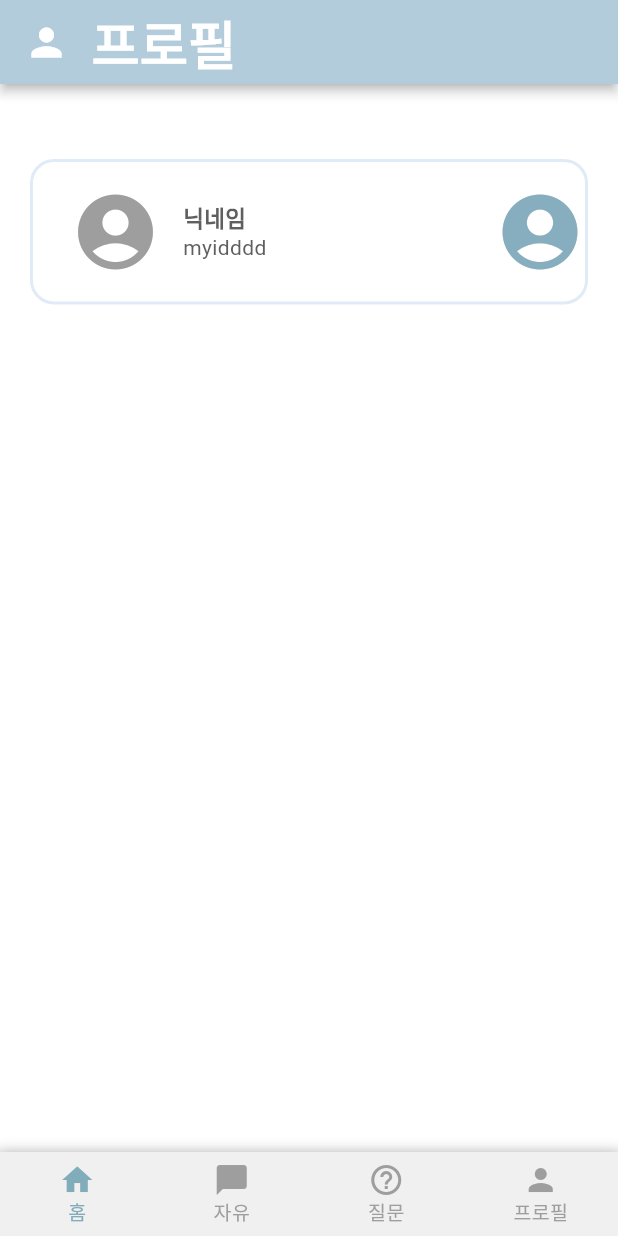
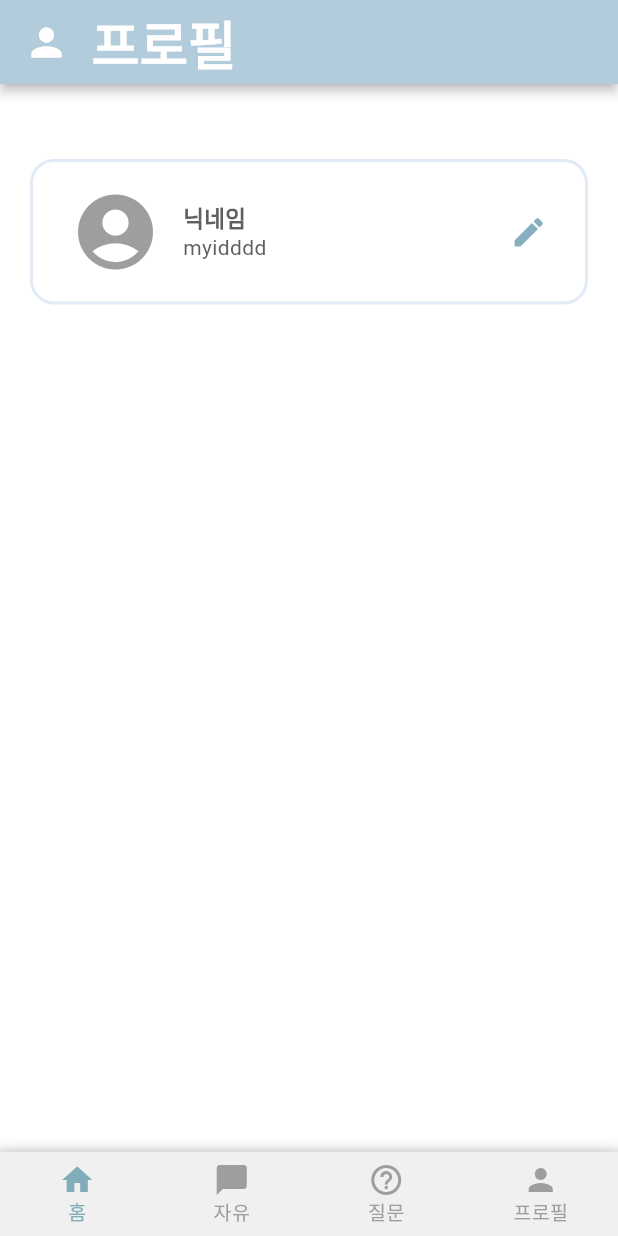
Before and after one commit to WooRiGyeoRe/notice_board, a Flutter app: the screen it shows after launch, on a phone screen of 412 x 824 dp. Run offline on Flutter 3.47's test engine with Material 3 defaults, Android fonts, the phone set to English and light mode, and no system bars; missing offline and left inert: dart:ffi; Roboto replaces fonts that are missing (jeongianjeon-Regular).

```diff
--- a/lib/screen/profile_screen.dart
+++ b/lib/screen/profile_screen.dart
@@ -66,8 +66,12 @@ class _MyInformationState extends State<MyInformation> {
               ),
             ),
             alignment: Alignment.centerLeft, // 아이콘 왼쪽 정렬
-            padding: const EdgeInsets.only(left: 25), // 왼쪽 여백 추가
+            padding:
+                const EdgeInsets.only(left: 25, right: 25), // 왼쪽과 오른쪽에 여백 추가
             child: const Row(
+              mainAxisAlignment: MainAxisAlignment.spaceBetween,
+              children: [
+                Row(
                   children: [
                     Icon(
                       Icons.account_circle,
@@ -97,14 +101,11 @@ class _MyInformationState extends State<MyInformation> {
                         )
                       ],
                     ),
-                Expanded(
-                  child: Align(
-                    alignment: Alignment.centerRight,
-                  ),
+                  ],
                 ),
                 Icon(
-                  Icons.account_circle,
-                  size: 60, //imageSize,
+                  Icons.mode_edit,
+                  size: 25, //imageSize,
                   color: Color.fromARGB(255, 134, 174, 190),
                 ),
               ],
```
Lines whose indentation alone changed are shown as unchanged.
